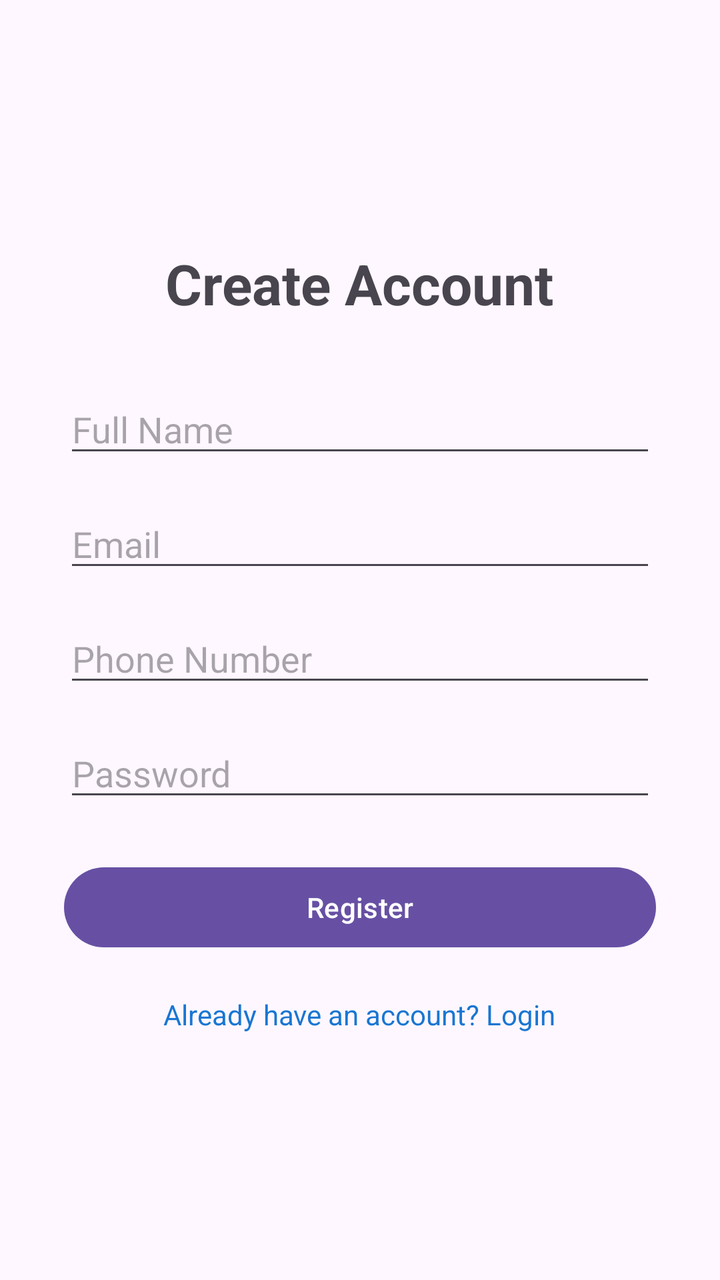
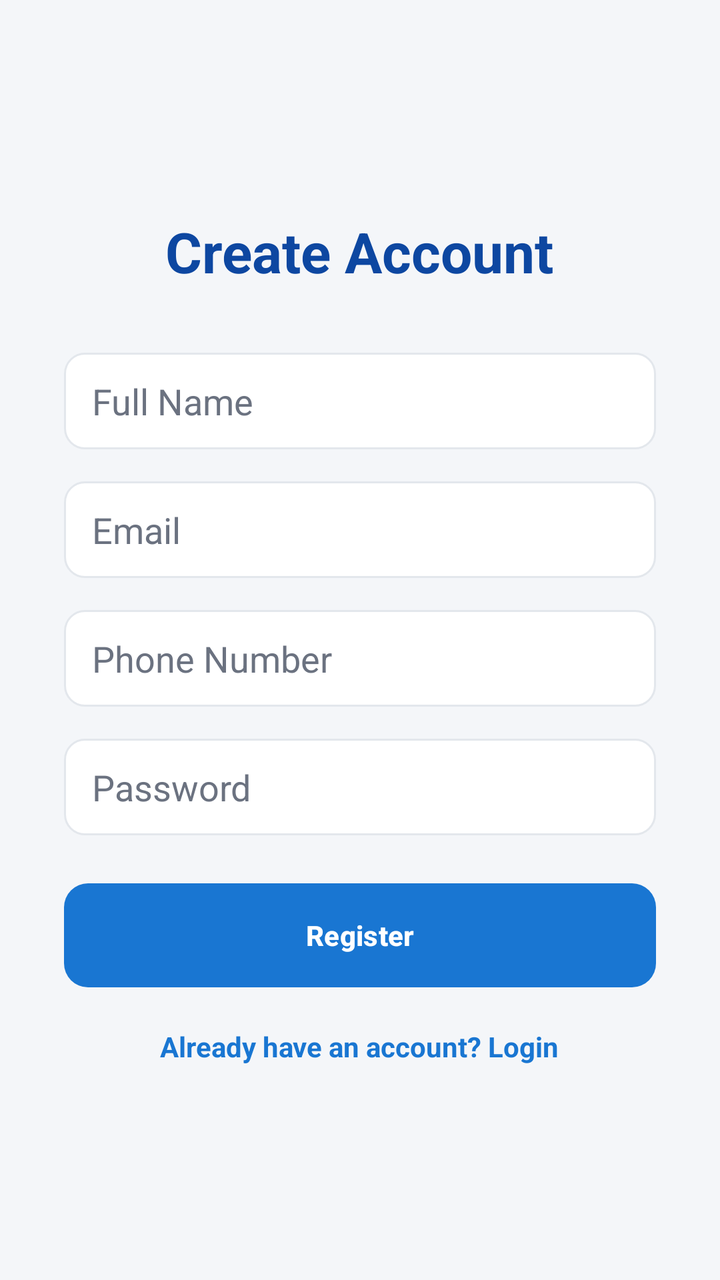

An Android layout rendered at two revisions. The XML below is the earlier revision; the diff shows what the commit changed to produce the second picture.
<!-- AndroidManifest.xml: application theme Theme.TechFix -->
<!-- res/layout/activity_register.xml -->
<?xml version="1.0" encoding="utf-8"?>
<LinearLayout xmlns:android="http://schemas.android.com/apk/res/android"
    android:layout_width="match_parent"
    android:layout_height="match_parent"
    android:orientation="vertical"
    android:gravity="center"
    android:padding="32dp">

    <TextView
        android:id="@+id/tvTitle"
        android:layout_width="wrap_content"
        android:layout_height="wrap_content"
        android:text="Create Account"
        android:textSize="28sp"
        android:textStyle="bold"
        android:layout_marginBottom="32dp" />

    <EditText
        android:id="@+id/etName"
        android:layout_width="match_parent"
        android:layout_height="wrap_content"
        android:hint="Full Name"
        android:inputType="textPersonName"
        android:layout_marginBottom="16dp" />

    <EditText
        android:id="@+id/etEmail"
        android:layout_width="match_parent"
        android:layout_height="wrap_content"
        android:hint="Email"
        android:inputType="textEmailAddress"
        android:layout_marginBottom="16dp" />

    <EditText
        android:id="@+id/etPhone"
        android:layout_width="match_parent"
        android:layout_height="wrap_content"
        android:hint="Phone Number"
        android:inputType="phone"
        android:layout_marginBottom="16dp" />

    <EditText
        android:id="@+id/etPassword"
        android:layout_width="match_parent"
        android:layout_height="wrap_content"
        android:hint="Password"
        android:inputType="textPassword"
        android:layout_marginBottom="24dp" />

    <Button
        android:id="@+id/btnRegister"
        android:layout_width="match_parent"
        android:layout_height="wrap_content"
        android:text="Register" />

    <TextView
        android:id="@+id/tvGoToLogin"
        android:layout_width="wrap_content"
        android:layout_height="wrap_content"
        android:text="Already have an account? Login"
        android:layout_marginTop="20dp"
        android:textColor="#1976D2"
        android:clickable="true"
        android:focusable="true" />

</LinearLayout>
<!-- resources referenced by this layout -->
<resources>
  <style name="Theme.TechFix" parent="Base.Theme.TechFix" />
  <style name="Base.Theme.TechFix" parent="Theme.Material3.DayNight.NoActionBar">
          
          
      </style>
</resources>

<!-- the commit's change to res/layout/activity_register.xml (unified diff, before → after) -->
@@ -4,6 +4,7 @@
     android:layout_height="match_parent"
     android:orientation="vertical"
     android:gravity="center"
+    android:background="@color/background"
     android:padding="32dp">
 
     <TextView
@@ -13,6 +14,7 @@
         android:text="Create Account"
         android:textSize="28sp"
         android:textStyle="bold"
+        android:textColor="@color/primary_dark"
         android:layout_marginBottom="32dp" />
 
     <EditText
@@ -21,6 +23,9 @@
         android:layout_height="wrap_content"
         android:hint="Full Name"
         android:inputType="textPersonName"
+        android:textColor="@color/text_primary"
+        android:textColorHint="@color/text_secondary"
+        android:background="@drawable/bg_edittext"
         android:layout_marginBottom="16dp" />
 
     <EditText
@@ -29,6 +34,9 @@
         android:layout_height="wrap_content"
         android:hint="Email"
         android:inputType="textEmailAddress"
+        android:textColor="@color/text_primary"
+        android:textColorHint="@color/text_secondary"
+        android:background="@drawable/bg_edittext"
         android:layout_marginBottom="16dp" />
 
     <EditText
@@ -37,6 +45,9 @@
         android:layout_height="wrap_content"
         android:hint="Phone Number"
         android:inputType="phone"
+        android:textColor="@color/text_primary"
+        android:textColorHint="@color/text_secondary"
+        android:background="@drawable/bg_edittext"
         android:layout_marginBottom="16dp" />
 
     <EditText
@@ -45,13 +56,19 @@
         android:layout_height="wrap_content"
         android:hint="Password"
         android:inputType="textPassword"
+        android:textColor="@color/text_primary"
+        android:textColorHint="@color/text_secondary"
+        android:background="@drawable/bg_edittext"
         android:layout_marginBottom="24dp" />
 
     <Button
         android:id="@+id/btnRegister"
         android:layout_width="match_parent"
-        android:layout_height="wrap_content"
-        android:text="Register" />
+        android:layout_height="52dp"
+        android:text="Register"
+        android:textColor="@color/white"
+        android:textStyle="bold"
+        android:background="@drawable/bg_button_accent" />
 
     <TextView
         android:id="@+id/tvGoToLogin"
@@ -59,7 +76,8 @@
         android:layout_height="wrap_content"
         android:text="Already have an account? Login"
         android:layout_marginTop="20dp"
-        android:textColor="#1976D2"
+        android:textColor="@color/primary"
+        android:textStyle="bold"
         android:clickable="true"
         android:focusable="true" />
 
<!-- resource entries referenced after the edit -->
@@ -1,9 +1,37 @@
 <!-- resources referenced by this layout -->
 <resources>
+  <color name="background">#F4F6F9</color>
+  <color name="primary">#1976D2</color>
+  <color name="primary_dark">#0D47A1</color>
+  <color name="text_primary">#212121</color>
+  <color name="text_secondary">#6B7280</color>
+  <color name="white">#FFFFFFFF</color>
+  <!-- drawable bg_button_accent (drawable) -->
+  <?xml version="1.0" encoding="utf-8"?>
+  <shape xmlns:android="http://schemas.android.com/apk/res/android" android:shape="rectangle">
+      <solid android:color="@color/accent" />
+      <corners android:radius="12dp" />
+  </shape>
+  <!-- drawable bg_edittext (drawable) -->
+  <?xml version="1.0" encoding="utf-8"?>
+  <shape xmlns:android="http://schemas.android.com/apk/res/android" android:shape="rectangle">
+      <solid android:color="@color/surface" />
+      <stroke android:width="1dp" android:color="@color/divider" />
+      <corners android:radius="10dp" />
+      <padding android:left="14dp" android:top="12dp" android:right="14dp" android:bottom="12dp" />
+  </shape>
   <style name="Theme.TechFix" parent="Base.Theme.TechFix" />
+  <color name="accent">#FF6F00</color>
+  <color name="surface">#FFFFFF</color>
+  <color name="divider">#E3E7EC</color>
   <style name="Base.Theme.TechFix" parent="Theme.Material3.DayNight.NoActionBar">
           
           
+          <item name="colorPrimary">@color/primary</item>
+          <item name="colorPrimaryDark">@color/primary_dark</item>
+          <item name="colorAccent">@color/accent</item>
+          <item name="android:statusBarColor">@color/primary_dark</item>
+          <item name="android:windowBackground">@color/background</item>
       </style>
 </resources>
 
